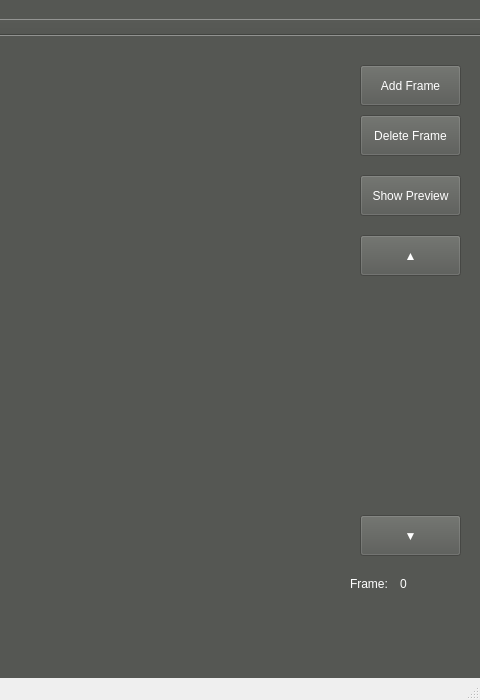
This is GigBagSpriteEditor/spriteeditorwindow.ui in ChristopherDHanson/SpriteEditor as Qt 5 draws it before an edit; both pictures show x 320 to 800 and y 0 to 700 of the 800 by 700 pixel window. The edited form follows.
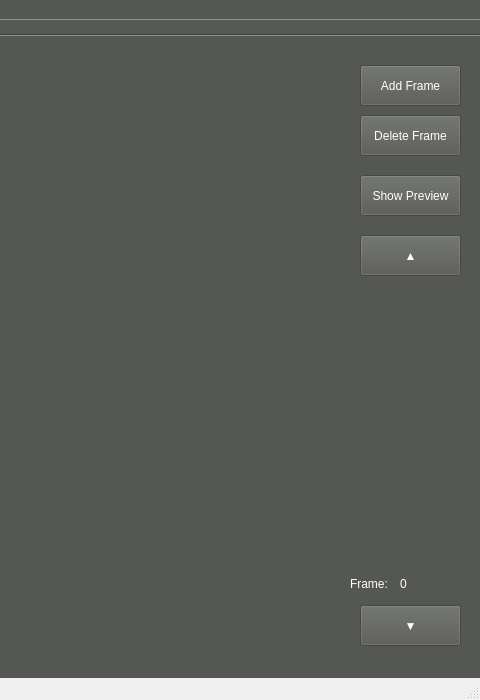
This is the edited form. Custom widgets are drawn as their Qt base class.

Diff of the .ui file:
```diff
--- a/GigBagSpriteEditor/spriteeditorwindow.ui
+++ b/GigBagSpriteEditor/spriteeditorwindow.ui
@@ -205,7 +205,7 @@
       <x>670</x>
       <y>19</y>
       <width>120</width>
-      <height>551</height>
+      <height>611</height>
      </rect>
     </property>
     <property name="styleSheet">
@@ -277,7 +277,7 @@
      <property name="geometry">
       <rect>
        <x>10</x>
-       <y>460</y>
+       <y>550</y>
        <width>101</width>
        <height>41</height>
       </rect>
```
Left out of the diff: 2 changed lines with no effect on the pictures.
